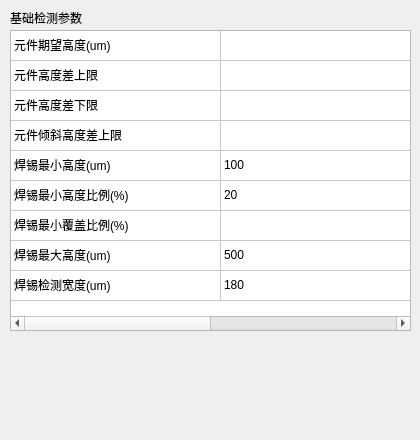
Old version of the form VisionDetect/Insp3DSolderWidget.ui in the repository chuandongxu/AOI.
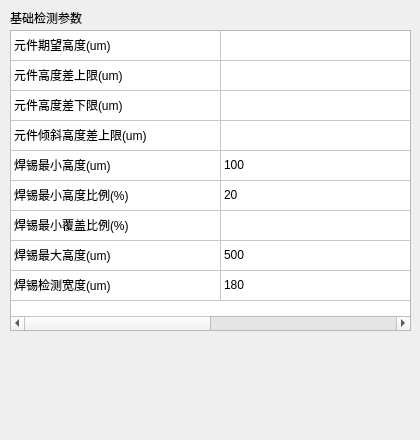
New version of the form. Custom widgets are drawn as their Qt base class.

Commit message:
Auto inspection support 3D solder and 3D height global base.
Auto inspection support 3D solder and 3D height global base.

```diff
--- a/VisionDetect/Insp3DSolderWidget.ui
+++ b/VisionDetect/Insp3DSolderWidget.ui
@@ -64,7 +64,7 @@
    </item>
    <item row="1" column="0">
     <property name="text">
-     <string>元件高度差上限</string>
+     <string>元件高度差上限(um)</string>
     </property>
     <property name="flags">
      <set>ItemIsSelectable|ItemIsEditable|ItemIsEnabled</set>
@@ -77,12 +77,12 @@
    </item>
    <item row="2" column="0">
     <property name="text">
-     <string>元件高度差下限</string>
+     <string>元件高度差下限(um)</string>
     </property>
    </item>
    <item row="3" column="0">
     <property name="text">
-     <string>元件倾斜高度差上限</string>
+     <string>元件倾斜高度差上限(um)</string>
     </property>
    </item>
    <item row="4" column="0">
```
The commit also changes 191 other files.
